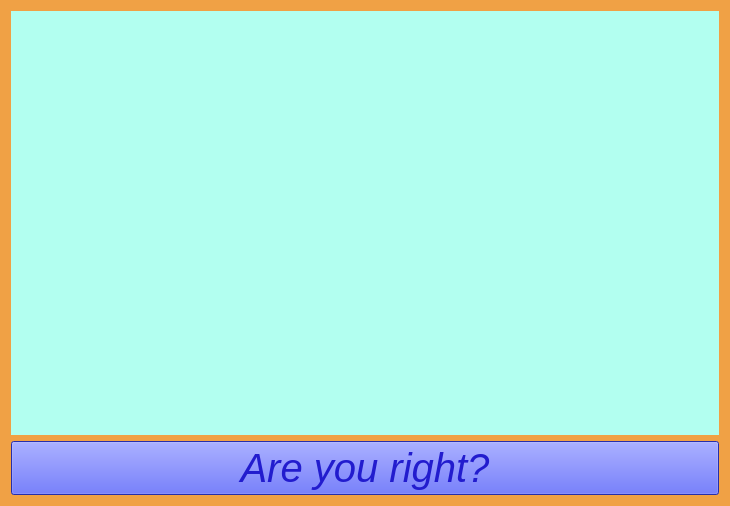
Before: the Qt Designer form FormaCoursach/Coursach/gameboard.ui in SoVa-web/Coursework.SquareWord, drawn with Qt 5.
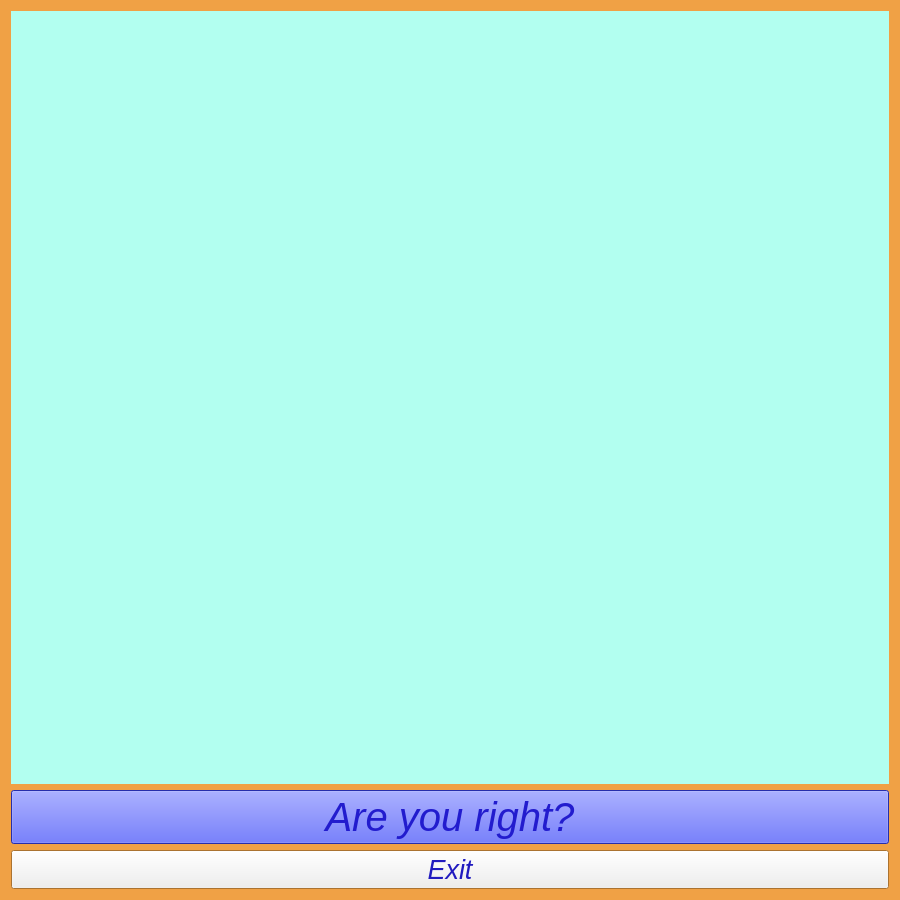
After: the same form once the commit is applied.

The edit to the form file:
```diff
--- a/FormaCoursach/Coursach/gameboard.ui
+++ b/FormaCoursach/Coursach/gameboard.ui
@@ -9,8 +9,8 @@
    <rect>
     <x>0</x>
     <y>0</y>
-    <width>730</width>
-    <height>506</height>
+    <width>900</width>
+    <height>900</height>
    </rect>
   </property>
   <property name="palette">
@@ -79,6 +79,7 @@
   </property>
   <property name="font">
    <font>
+    <pointsize>16</pointsize>
     <kerning>false</kerning>
    </font>
   </property>
@@ -777,6 +778,56 @@
      </property>
     </widget>
    </item>
+   <item>
+    <widget class="QPushButton" name="pushButton_2">
+     <property name="palette">
+      <palette>
+       <active>
+        <colorrole role="ButtonText">
+         <brush brushstyle="SolidPattern">
+          <color alpha="255">
+           <red>33</red>
+           <green>27</green>
+           <blue>191</blue>
+          </color>
+         </brush>
+        </colorrole>
+       </active>
+       <inactive>
+        <colorrole role="ButtonText">
+         <brush brushstyle="SolidPattern">
+          <color alpha="255">
+           <red>33</red>
+           <green>27</green>
+           <blue>191</blue>
+          </color>
+         </brush>
+        </colorrole>
+       </inactive>
+       <disabled>
+        <colorrole role="ButtonText">
+         <brush brushstyle="SolidPattern">
+          <color alpha="255">
+           <red>120</red>
+           <green>120</green>
+           <blue>120</blue>
+          </color>
+         </brush>
+        </colorrole>
+       </disabled>
+      </palette>
+     </property>
+     <property name="font">
+      <font>
+       <pointsize>20</pointsize>
+       <italic>true</italic>
+      </font>
+     </property>
+     <property name="text">
+      <string>Exit</string>
+     </property>
+    </widget>
+   </item>
   </layout>
  </widget>
  <resources/>
```
